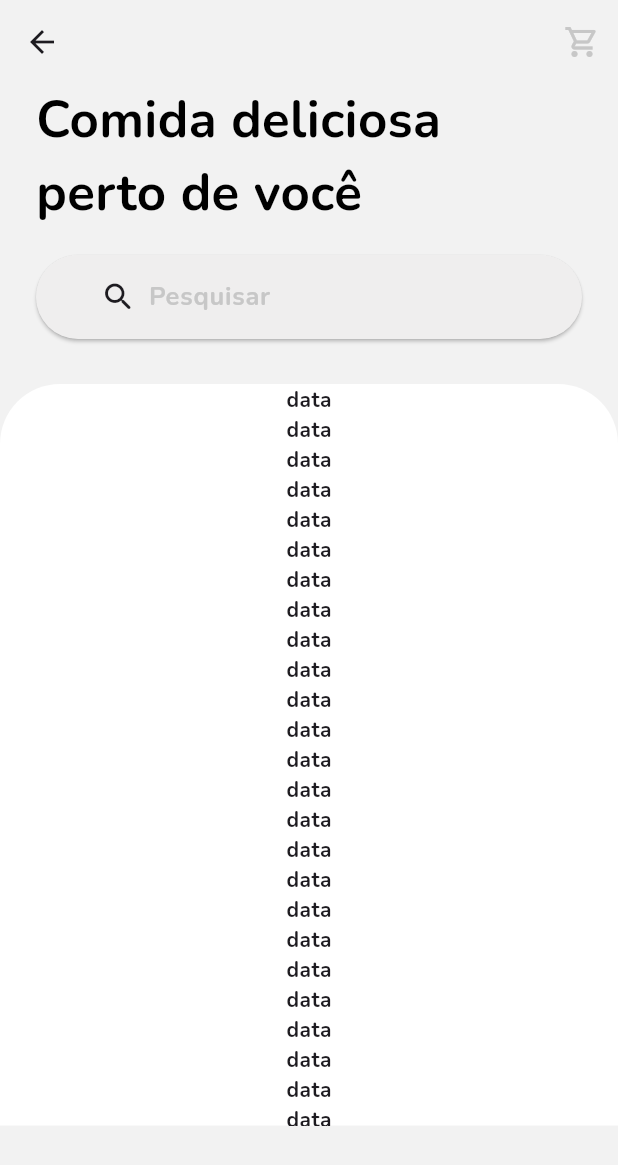
After one commit to nicolasbmorais/Easy-Eats, a Flutter app: the HomePage screen opened directly, on a phone screen of 412 x 824 dp. The commit adds this screen. Shown: the top 1165 px of the screen. Run offline on Flutter 3.47's test engine with Material 2 defaults, Android fonts, the phone set to English and light mode, and no system bars; our stand-ins replace flutter_form_builder.

Commit message:
Create home page

```diff
--- a/lib/common/buttons/secondary_button.dart
+++ b/lib/common/buttons/secondary_button.dart
@@ -1,4 +1,3 @@
-// ignore_for_file: public_member_api_docs, sort_constructors_first
 import 'package:easy_eats/common/color/color_palette.dart';
 import 'package:flutter/material.dart';
 
--- a/lib/common/color/color_palette.dart
+++ b/lib/common/color/color_palette.dart
@@ -5,7 +5,8 @@ class ColorPalette {
 
   static Color primary = const Color(0xFFFA4A0C);
   static Color white = const Color(0xFFFFFFFF);
-  static Color background = const Color(0xFFF3F3F3);
-  static Color grey = const Color(0xFFC7C7C7);
+  static Color background = const Color(0xFFF2F2F2);
+  static Color greyIcons = const Color(0xFFC7C7C7);
+  static Color inputColor = const Color(0xFFEFEEEE);
   static Color errorSystem = const Color(0xFFFF0000);
 }
--- a/lib/common/input/input_text_form_field.dart
+++ b/lib/common/input/input_text_form_field.dart
@@ -30,13 +30,13 @@ class InputTextFormField extends StatelessWidget {
         counterText: '',
         labelText: labelText,
         labelStyle: TextStyle(
-          color: ColorPalette.grey,
+          color: ColorPalette.greyIcons,
           fontWeight: FontWeight.w600,
           fontSize: 15,
         ),
         border: UnderlineInputBorder(
           borderSide: BorderSide(
-            color: ColorPalette.grey,
+            color: ColorPalette.greyIcons,
           ),
         ),
         focusedBorder: const UnderlineInputBorder(
--- /dev/null
+++ b/lib/view/home/home_page.dart
@@ -0,0 +1,131 @@
+import 'package:easy_eats/common/color/color_palette.dart';
+import 'package:flutter/material.dart';
+
+class HomePage extends StatelessWidget {
+  const HomePage({super.key});
+
+  @override
+  Widget build(BuildContext context) {
+    return Scaffold(
+      appBar: AppBar(
+        backgroundColor: ColorPalette.background,
+        actions: [
+          IconButton(
+            onPressed: null,
+            icon: Icon(
+              Icons.shopping_cart_outlined,
+              color: ColorPalette.greyIcons,
+            ),
+          ),
+        ],
+      ),
+      body: Scaffold(
+        body: SingleChildScrollView(
+          physics: const NeverScrollableScrollPhysics(),
+          child: Column(
+            crossAxisAlignment: CrossAxisAlignment.center,
+            children: [
+              Padding(
+                padding: const EdgeInsets.symmetric(horizontal: 24),
+                child: Column(
+                  children: [
+                    const Text(
+                      'Comida deliciosa perto de você',
+                      style: TextStyle(
+                        color: Colors.black,
+                        fontSize: 34,
+                        fontFamily: 'Nunito',
+                        fontWeight: FontWeight.w700,
+                      ),
+                    ),
+                    Padding(
+                      padding: const EdgeInsets.only(top: 16, bottom: 30),
+                      child: SearchBar(
+                        hintText: 'Pesquisar',
+                        backgroundColor: MaterialStatePropertyAll(ColorPalette.inputColor),
+                        elevation: const MaterialStatePropertyAll(1),
+                        textStyle: MaterialStatePropertyAll(
+                          TextStyle(
+                            color: ColorPalette.greyIcons,
+                            fontSize: 17,
+                            fontFamily: 'Nunito',
+                            fontWeight: FontWeight.w600,
+                          ),
+                        ),
+                        leading: const Padding(
+                          padding: EdgeInsets.only(left: 35),
+                          child: Icon(Icons.search_rounded),
+                        ),
+                      ),
+                    ),
+                  ],
+                ),
+              ),
+              Stack(
+                children: [
+                  Container(
+                    height: MediaQuery.sizeOf(context).height * 0.6,
+                    width: double.infinity,
+                    color: Colors.transparent,
+                    child: Container(
+                        decoration: const BoxDecoration(
+                            color: Colors.white,
+                            borderRadius: BorderRadius.only(
+                              topLeft: Radius.circular(40.0),
+                              topRight: Radius.circular(40.0),
+                            )),
+                        child: const SingleChildScrollView(
+                          child: Column(
+                            children: [
+                              Text('data'),
+                              Text('data'),
+                              Text('data'),
+                              Text('data'),
+                              Text('data'),
+                              Text('data'),
+                              Text('data'),
+                              Text('data'),
+                              Text('data'),
+                              Text('data'),
+                              Text('data'),
+                              Text('data'),
+                              Text('data'),
+                              Text('data'),
+                              Text('data'),
+                              Text('data'),
+                              Text('data'),
+                              Text('data'),
+                              Text('data'),
+                              Text('data'),
+                              Text('data'),
+                              Text('data'),
+                              Text('data'),
+                              Text('data'),
+                              Text('data'),
+                              Text('data'),
+                              Text('data'),
+                              Text('data'),
+                              Text('data'),
+                              Text('data'),
+                              Text('data'),
+                              Text('data'),
+                              Text('data'),
+                              Text('data'),
+                              Text('data'),
+                              Text('data'),
+                              Text('data'),
+                              Text('data'),
+                              Text('data'),
+                            ],
+                          ),
+                        )),
+                  )
+                ],
+              )
+            ],
+          ),
+        ),
+      ),
+    );
+  }
+}
--- a/lib/view/login/login_page.dart
+++ b/lib/view/login/login_page.dart
@@ -1,3 +1,4 @@
+import 'package:easy_eats/view/home/home_page.dart';
 import 'package:flutter/material.dart';
 import 'package:flutter_form_builder/flutter_form_builder.dart';
 import 'package:easy_eats/common/buttons/custom_text_button.dart';
@@ -98,7 +99,13 @@ class LoginPage extends StatelessWidget {
                     padding: const EdgeInsets.symmetric(vertical: 24),
                     child: PrimaryButton(
                       title: 'Login',
-                      onPressed: () {},
+                      onPressed: () {
+                      Navigator.push(
+                          context,
+                          MaterialPageRoute<void>(
+                            builder: (BuildContext context) => const HomePage(),
+                          ));
+                    },
                     ),
                   ) // Expanded(
                   //   child: Align(
```
